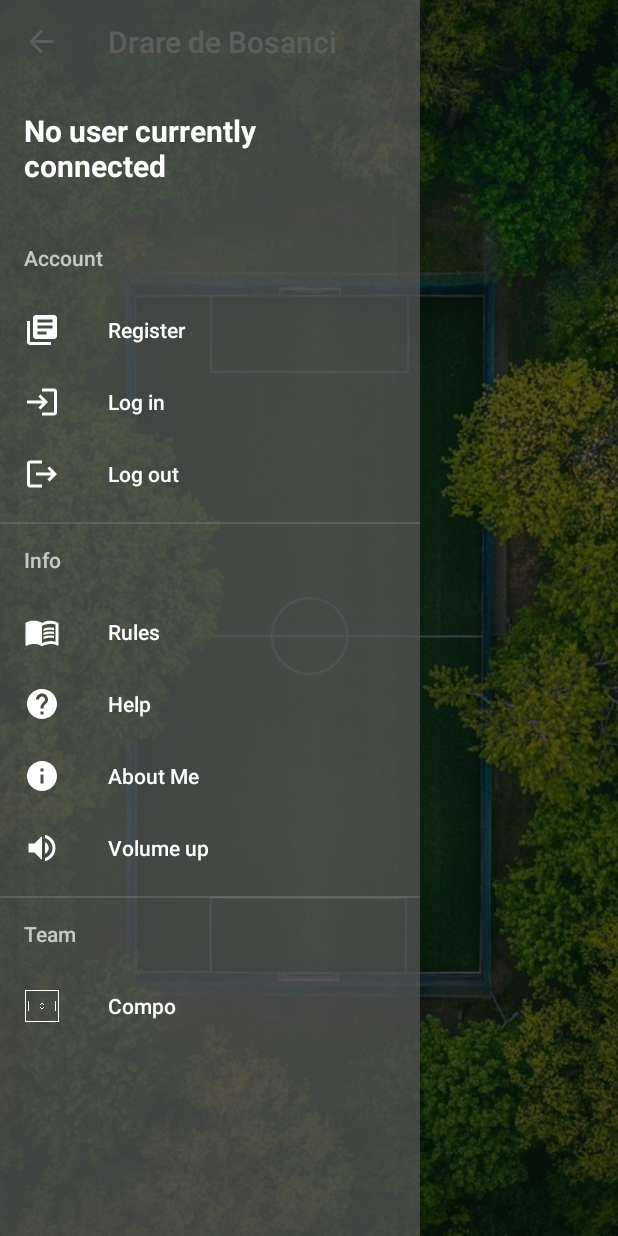
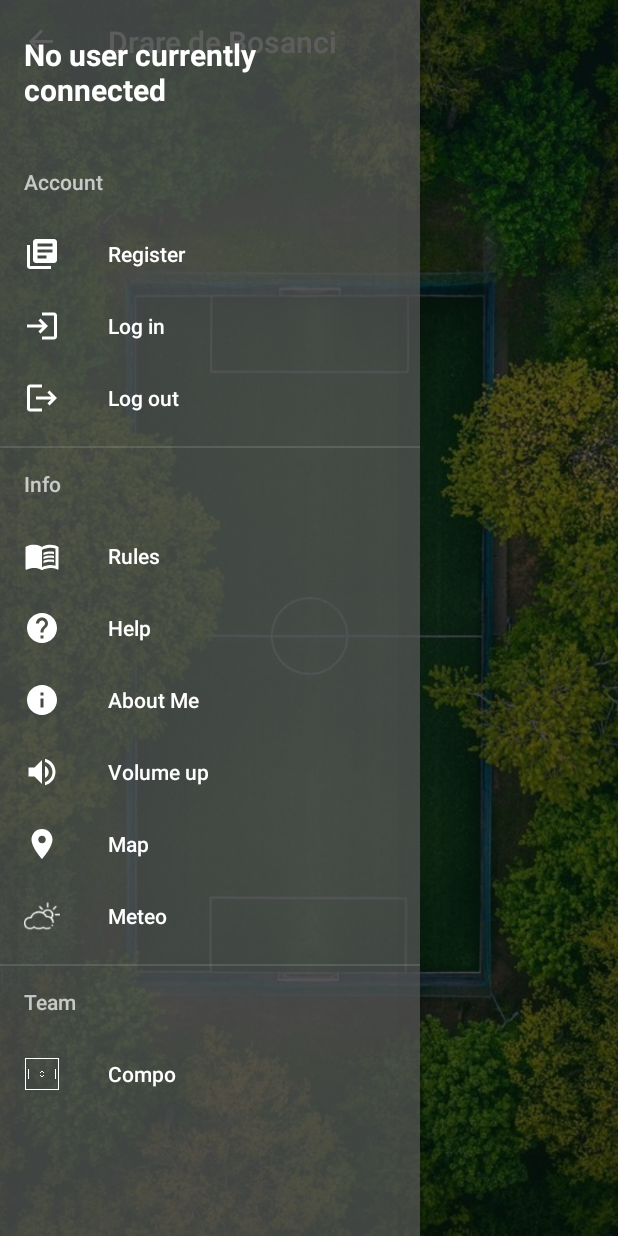
Before and after one commit to ImTheCloud/Android-Studio-FootballManager, an Android app: the screen it shows after launch (Home), with the side drawer open, on a phone screen of 412 x 824 dp. Run offline under Robolectric (Android 15) with nearby library versions, the phone set to English and light mode, and no system bars; our stand-ins replace Firebase (no records; nobody signed in at launch, a user with empty details on screens opened directly).

Commit message:
Map Menu

```diff
--- a/DraredeBosanci/app/src/main/java/Live/LiveRandom.java
+++ b/DraredeBosanci/app/src/main/java/Live/LiveRandom.java
@@ -3,7 +3,7 @@ import static Team.TeamRandom.timerFirst;
 import static Team.TeamRandom.timerHalfTime;
 import static Team.TeamRandom.timerSecond;
 import static Home.NewGame.date;
-import static Home.NewGame.userLocation;
+import static Home.Map.userLocation;
 import android.app.NotificationManager;
 import android.content.Context;
 import android.content.Intent;
--- a/DraredeBosanci/app/src/main/java/Live/LiveSelected.java
+++ b/DraredeBosanci/app/src/main/java/Live/LiveSelected.java
@@ -3,7 +3,7 @@ import static Team.TeamSelect.ttimerFirst;
 import static Team.TeamSelect.ttimerHalfTime;
 import static Team.TeamSelect.ttimerSecond;
 import static Home.NewGame.date;
-import static Home.NewGame.userLocation;
+import static Home.Map.userLocation;
 import android.app.NotificationManager;
 import android.content.Context;
 import android.content.Intent;
--- a/DraredeBosanci/app/src/main/res/layout/nav_header.xml
+++ b/DraredeBosanci/app/src/main/res/layout/nav_header.xml
@@ -2,7 +2,7 @@
 <LinearLayout
     xmlns:android="http://schemas.android.com/apk/res/android"
     android:layout_width="match_parent"
-    android:layout_height="140dp"
+    android:layout_height="89dp"
     android:gravity="bottom"
     android:padding="16dp"
     android:orientation="vertical"
--- a/DraredeBosanci/app/src/main/res/menu/menu.xml
+++ b/DraredeBosanci/app/src/main/res/menu/menu.xml
@@ -45,6 +45,14 @@
                 android:id="@+id/volume"
                 android:icon="@drawable/volume_up"
                 android:title="Volume up" />
+            <item
+                android:id="@+id/nav_gamePosition"
+                android:icon="@drawable/baseline_location_on_24"
+                android:title="Map" />
+            <item
+                android:id="@+id/nav_meteo"
+                android:icon="@drawable/meteo"
+                android:title="Meteo" />
 
         </menu>
 
--- a/DraredeBosanci/app/src/main/res/values/strings.xml
+++ b/DraredeBosanci/app/src/main/res/values/strings.xml
@@ -21,5 +21,6 @@
         <item>Midfielder</item>
         <item>Attacker</item>
     </string-array>
+    <string name="title_activity_maps">Maps</string>
 
 </resources>
--- a/DraredeBosanci/build.gradle
+++ b/DraredeBosanci/build.gradle
@@ -6,4 +6,5 @@ buildscript {
 plugins {
     id 'com.android.application' version '7.4.1' apply false
     id 'com.android.library' version '7.4.1' apply false
+    id 'com.google.android.libraries.mapsplatform.secrets-gradle-plugin' version '2.0.1' apply false
 }
```
Also changed, not shown: DraredeBosanci/app/src/main/AndroidManifest.xml (+6 -3 lines), DraredeBosanci/app/src/main/java/Home/Home.java (+8 -0 lines), DraredeBosanci/app/src/main/java/Home/Map.java (added, +120 -0 lines), DraredeBosanci/app/src/main/java/Home/NewGame.java (+5 -89 lines), DraredeBosanci/app/src/main/res/layout/h_new_game.xml (+1 -13 lines), DraredeBosanci/app/src/main/res/layout/map.xml (added, +23 -0 lines).
